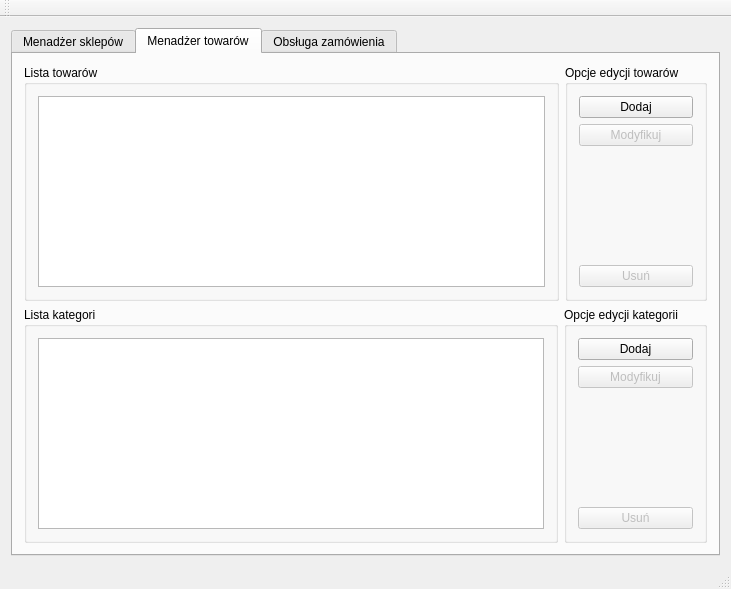
Qt form Hurtownia/hurtownia.ui (korredMS/projekt) before a commit.
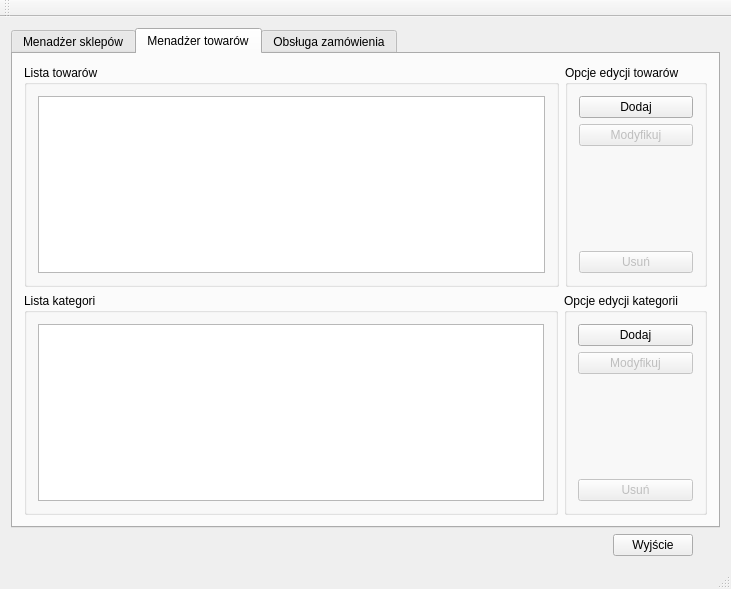
The same form after that commit. The open tabs and pages were chosen to show the change.

What changed in the file:
```diff
--- a/Hurtownia/hurtownia.ui
+++ b/Hurtownia/hurtownia.ui
@@ -15,7 +15,9 @@
   </property>
   <widget class="QWidget" name="centralWidget">
    <layout class="QGridLayout" name="gridLayout_3">
-    <item row="1" column="0">
+    <item row="0" column="0">
+     <layout class="QVBoxLayout" name="verticalLayout_5">
+      <item>
      <widget class="QTabWidget" name="tabWidget">
       <property name="minimumSize">
        <size>
@@ -355,6 +357,48 @@
        </layout>
       </widget>
      </widget>
+      </item>
+      <item>
+       <layout class="QHBoxLayout" name="horizontalLayout_5">
+        <item>
+         <spacer name="horizontalSpacer">
+          <property name="orientation">
+           <enum>Qt::Horizontal</enum>
+          </property>
+          <property name="sizeHint" stdset="0">
+           <size>
+            <width>40</width>
+            <height>20</height>
+           </size>
+          </property>
+         </spacer>
+        </item>
+        <item>
+         <widget class="QPushButton" name="koniecButton">
+          <property name="text">
+           <string>Wyjście</string>
+          </property>
+         </widget>
+        </item>
+        <item>
+         <spacer name="horizontalSpacer_2">
+          <property name="orientation">
+           <enum>Qt::Horizontal</enum>
+          </property>
+          <property name="sizeType">
+           <enum>QSizePolicy::Preferred</enum>
+          </property>
+          <property name="sizeHint" stdset="0">
+           <size>
+            <width>27</width>
+            <height>20</height>
+           </size>
+          </property>
+         </spacer>
+        </item>
+       </layout>
+      </item>
+     </layout>
     </item>
    </layout>
   </widget>
```
Left out of the diff: 2 changed lines with no effect on the pictures. Lines whose indentation alone changed are shown as unchanged.
